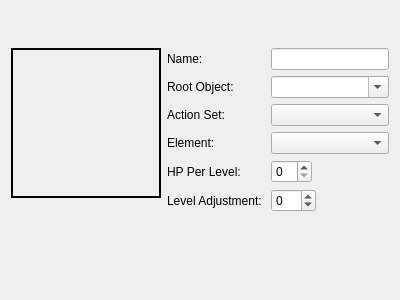
Before: the Qt Designer form Data/EditorFiles/Editors/ui/MonsterEditor.ui in griusfux/conceptrpg2, drawn with Qt 5.
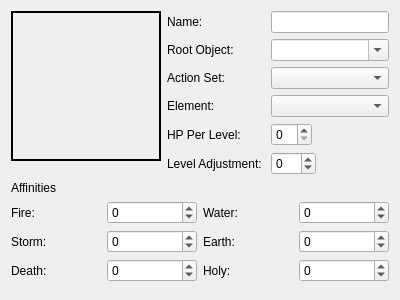
After: the same form once the commit is applied.

Commit message: Adding affinities to the MonsterEditor.

The edit to the form file:
```diff
--- a/Data/EditorFiles/Editors/ui/MonsterEditor.ui
+++ b/Data/EditorFiles/Editors/ui/MonsterEditor.ui
@@ -26,19 +26,6 @@
      <item row="0" column="1">
       <widget class="QLineEdit" name="name"/>
      </item>
-     <item row="6" column="0">
-      <spacer name="verticalSpacer">
-       <property name="orientation">
-        <enum>Qt::Vertical</enum>
-       </property>
-       <property name="sizeHint" stdset="0">
-        <size>
-         <width>20</width>
-         <height>40</height>
-        </size>
-       </property>
-      </spacer>
-     </item>
      <item row="1" column="0">
       <widget class="QLabel" name="label_3">
        <property name="text">
@@ -164,6 +151,101 @@
      </property>
     </widget>
    </item>
+   <item row="2" column="0" colspan="2">
+    <layout class="QGridLayout" name="gridLayout_2">
+     <item row="0" column="0">
+      <widget class="QLabel" name="label_7">
+       <property name="text">
+        <string>Affinities</string>
+       </property>
+      </widget>
+     </item>
+     <item row="1" column="0">
+      <widget class="QLabel" name="label_8">
+       <property name="text">
+        <string>Fire: </string>
+       </property>
+      </widget>
+     </item>
+     <item row="2" column="0">
+      <widget class="QLabel" name="label_9">
+       <property name="text">
+        <string>Storm: </string>
+       </property>
+      </widget>
+     </item>
+     <item row="3" column="0">
+      <widget class="QLabel" name="label_10">
+       <property name="text">
+        <string>Death: </string>
+       </property>
+      </widget>
+     </item>
+     <item row="1" column="1">
+      <widget class="QSpinBox" name="fire">
+       <property name="minimum">
+        <number>-99</number>
+       </property>
+      </widget>
+     </item>
+     <item row="2" column="1">
+      <widget class="QSpinBox" name="storm">
+       <property name="minimum">
+        <number>-99</number>
+       </property>
+      </widget>
+     </item>
+     <item row="3" column="1">
+      <widget class="QSpinBox" name="death">
+       <property name="minimum">
+        <number>-99</number>
+       </property>
+      </widget>
+     </item>
+     <item row="1" column="2">
+      <widget class="QLabel" name="label_11">
+       <property name="text">
+        <string>Water: </string>
+       </property>
+      </widget>
+     </item>
+     <item row="1" column="3">
+      <widget class="QSpinBox" name="water">
+       <property name="minimum">
+        <number>-99</number>
+       </property>
+      </widget>
+     </item>
+     <item row="2" column="2">
+      <widget class="QLabel" name="label_12">
+       <property name="text">
+        <string>Earth: </string>
+       </property>
+      </widget>
+     </item>
+     <item row="3" column="2">
+      <widget class="QLabel" name="label_13">
+       <property name="text">
+        <string>Holy: </string>
+       </property>
+      </widget>
+     </item>
+     <item row="2" column="3">
+      <widget class="QSpinBox" name="earth">
+       <property name="minimum">
+        <number>-99</number>
+       </property>
+      </widget>
+     </item>
+     <item row="3" column="3">
+      <widget class="QSpinBox" name="holy">
+       <property name="minimum">
+        <number>-99</number>
+       </property>
+      </widget>
+     </item>
+    </layout>
+   </item>
   </layout>
  </widget>
  <resources/>
```
The commit also changes 2 other files.
